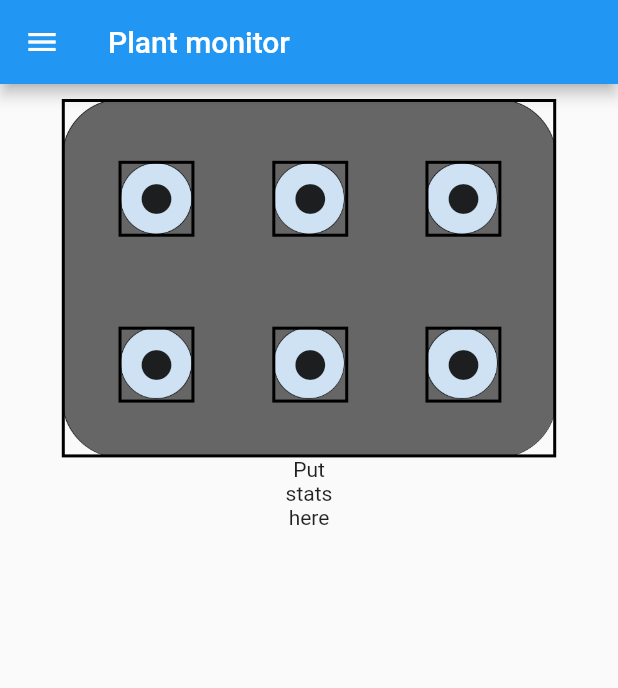
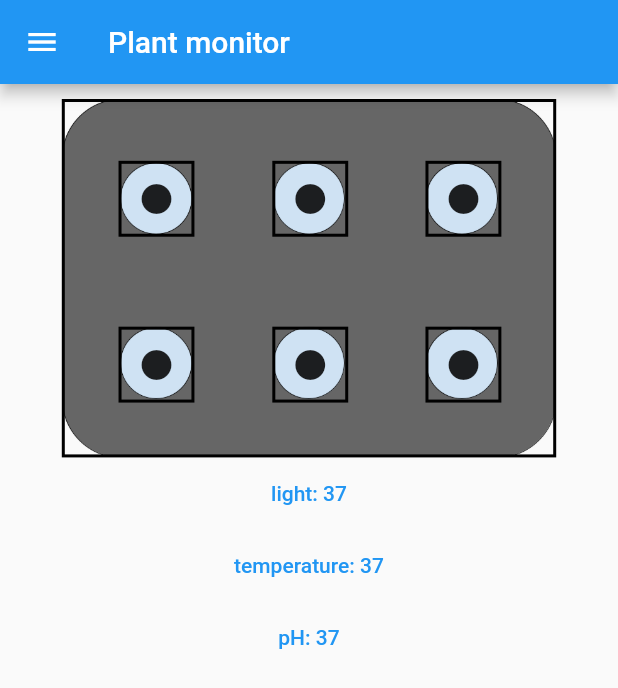
Before and after one commit to MoniGrow/hydro_app, a Flutter app: the screen it shows after launch, after a tap on "Plant monitor", on a phone screen of 412 x 824 dp. Shown: the top 688 px of the screen. Run offline on Flutter 3.47's test engine with Material 2 defaults, Android fonts, the phone set to English and light mode, and no system bars; our stand-ins replace charts_flutter.

Commit message:
Implement kind of live-updating graph/table with probably memory issues

```diff
--- a/lib/main.dart
+++ b/lib/main.dart
@@ -1,8 +1,10 @@
 import 'package:flutter/material.dart';
-import 'package:hydro_app/plant_monitor/plant_editor.dart';
 
 import 'package:hydro_app/utils.dart';
+import 'package:hydro_app/title.dart';
 import 'package:hydro_app/plant_monitor/monitor.dart';
+import 'package:hydro_app/pet_screen/pet_screen_main.dart';
+import 'package:hydro_app/plant_monitor/plant_editor.dart';
 
 void main() {
   runApp(HydroApp());
@@ -17,6 +19,7 @@ class HydroApp extends StatelessWidget {
         ScreenPaths.home: (_) => TitlePage(),
         ScreenPaths.monitor: (_) => Monitor(),
         ScreenPaths.plantEdit: (_) => PlantEditor(),
+        ScreenPaths.pet: (_) => PetScreenMain(),
       },
       theme: ThemeData(
         primarySwatch: Colors.blue,
@@ -24,43 +27,3 @@ class HydroApp extends StatelessWidget {
     );
   }
 }
-
-class TitlePage extends StatelessWidget {
-  @override
-  Widget build(BuildContext context) {
-    Image cat = Image(
-      image: AssetImage("graphics/CAT_IDEA_ROUGH_2_CROPPED.png"),
-      fit: BoxFit.contain,
-    );
-    Function leaveHome = (path) {
-      Navigator.popAndPushNamed(context, path);
-    };
-    return Container(
-      color: Colors.green,
-      child: Center(
-        child: Column(
-          children: [
-            Container(
-              padding: EdgeInsets.only(top: 50),
-              child: FractionallySizedBox(
-                child: cat,
-                widthFactor: 0.5,
-              ),
-            ),
-            Container(
-              padding: EdgeInsets.only(top: 100),
-              child: ElevatedButton(
-                child: Text("Plant monitor"),
-                onPressed: () => leaveHome(ScreenPaths.monitor),
-              ),
-            ),
-            ElevatedButton(
-              child: Text("Pet"),
-              onPressed: () => leaveHome(ScreenPaths.pet),
-            ),
-          ],
-        ),
-      ),
-    );
-  }
-}
--- a/lib/pet_screen/pet_screen_main.dart
+++ b/lib/pet_screen/pet_screen_main.dart
@@ -8,6 +8,8 @@ class PetScreenMain extends StatefulWidget {
 class _PetScreenMainState extends State<PetScreenMain> {
   @override
   Widget build(BuildContext context) {
-    return Container();
+    return Scaffold(
+      appBar: AppBar(),
+    );
   }
 }
--- a/lib/plant_monitor/cell_popup.dart
+++ b/lib/plant_monitor/cell_popup.dart
@@ -22,6 +22,8 @@ class CellPopupRoute extends PopupRoute {
   Duration get transitionDuration => Duration();
 }
 
+// todo fancier popup that is not just a rectangle
+// also todo make it scrollable
 class CellPopup extends StatelessWidget {
   @override
   Widget build(BuildContext context) {
--- a/lib/plant_monitor/monitor.dart
+++ b/lib/plant_monitor/monitor.dart
@@ -1,6 +1,7 @@
 import 'package:flutter/material.dart';
 
 import 'package:hydro_app/nav_drawer.dart';
+import 'package:hydro_app/plant_monitor/monitor_stat.dart';
 import 'package:hydro_app/utils.dart';
 import 'package:hydro_app/plant_monitor/hydro_overview.dart';
 
@@ -22,16 +23,16 @@ class _MonitorState extends State<Monitor> {
       drawer: Drawer(
         child: NavDrawer(ScreenPaths.monitor),
       ),
-      body: Center(
-        child: Container(
-          child: Column(
-            children: <Widget>[
-              HydroOverview(),
-              Text("Put"),
-              Text("stats"),
-              Text("here"),
-            ],
-          ),
+      body: Container(
+        child: Column(
+          children: <Widget>[
+            Center(
+              child: HydroOverview(),
+            ),
+            MonitorStat("light"),
+            MonitorStat("temperature"),
+            MonitorStat("pH"),
+          ],
         ),
       ),
     );
--- /dev/null
+++ b/lib/plant_monitor/monitor_stat.dart
@@ -0,0 +1,55 @@
+import 'dart:async';
+import 'dart:math';
+
+import 'package:flutter/material.dart';
+import 'package:hydro_app/plant_monitor/detailed_stats.dart';
+
+class MonitorStat extends StatefulWidget {
+  final String dataType;
+
+  MonitorStat(this.dataType);
+
+  @override
+  _MonitorStatState createState() => _MonitorStatState(dataType);
+}
+
+class _MonitorStatState extends State<MonitorStat> {
+  final String dataType;
+  Random rng = Random();
+  String _dataVal;
+  Timer _valueTimer;
+
+  _MonitorStatState(this.dataType);
+
+  @override
+  void initState() {
+    super.initState();
+
+    _dataVal = rng.nextInt(80).toString();
+    _valueTimer = Timer.periodic(
+      Duration(seconds: 1),
+      (timer) {
+        setState(() {
+          _dataVal = rng.nextInt(80).toString();
+        });
+      },
+    );
+  }
+
+  @override
+  Widget build(BuildContext context) {
+    return TextButton(
+      child: Text(dataType + ": " + _dataVal),
+      onPressed: () {
+        Navigator.push(context,
+            MaterialPageRoute(builder: (_) => DetailedStats()));
+      },
+    );
+  }
+
+  @override
+  void dispose() {
+    super.dispose();
+    _valueTimer.cancel();
+  }
+}
--- /dev/null
+++ b/lib/title.dart
@@ -0,0 +1,43 @@
+import 'package:flutter/material.dart';
+
+import 'package:hydro_app/utils.dart';
+
+class TitlePage extends StatelessWidget {
+  @override
+  Widget build(BuildContext context) {
+    Image cat = Image(
+      image: AssetImage("graphics/CAT_IDEA_ROUGH_2_CROPPED.png"),
+      fit: BoxFit.contain,
+    );
+    Function leaveHome = (path) {
+      Navigator.popAndPushNamed(context, path);
+    };
+    return Container(
+      color: Colors.green,
+      child: Center(
+        child: Column(
+          children: [
+            Container(
+              padding: EdgeInsets.only(top: 50),
+              child: FractionallySizedBox(
+                child: cat,
+                widthFactor: 0.5,
+              ),
+            ),
+            Container(
+              padding: EdgeInsets.only(top: 100),
+              child: ElevatedButton(
+                child: Text("Plant monitor"),
+                onPressed: () => leaveHome(ScreenPaths.monitor),
+              ),
+            ),
+            ElevatedButton(
+              child: Text("Pet"),
+              onPressed: () => leaveHome(ScreenPaths.pet),
+            ),
+          ],
+        ),
+      ),
+    );
+  }
+}
--- a/pubspec.yaml
+++ b/pubspec.yaml
@@ -28,6 +28,8 @@ dependencies:
   # The following adds the Cupertino Icons font to your application.
   # Use with the CupertinoIcons class for iOS style icons.
   cupertino_icons: ^1.0.2
+
+  charts_flutter: ^0.10.0
 
 dev_dependencies:
   flutter_test:
```
Also changed, not shown: lib/plant_monitor/detailed_stats.dart (added, +118 -0 lines), pubspec.lock.
